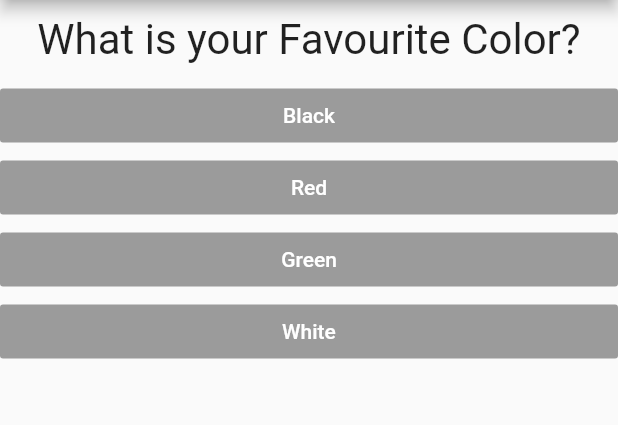
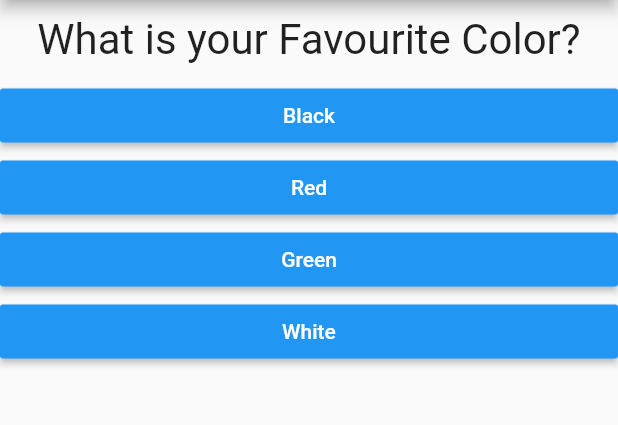
Before and after one commit to HarshitPro1608/Quiz_App, a Flutter app: the screen it shows after launch, on a phone screen of 412 x 824 dp, the part 84-509 px from its top. Run offline on Flutter 3.47's test engine with Material 2 defaults, Android fonts, the phone set to English and light mode, and no system bars.

Commit message:
Errors Sorted

```diff
--- a/lib/answer.dart
+++ b/lib/answer.dart
@@ -3,18 +3,17 @@ import 'package:flutter/material.dart';
 class Answer extends StatelessWidget {
   final Function selectHandler;
   final String answerText;
-Answer(this.selectHandler, this.answerText);
+  Answer(this.selectHandler, this.answerText);
 
   @override
   Widget build(BuildContext context) {
     return Container(
       width: double.infinity,
       child: RaisedButton(
-        color: Colors.blue,
-        textColor: Colors.white,
-        child: Text(answerText),
-        onPressed: selectHandler(),
-    ),
+          color: Colors.blue,
+          textColor: Colors.white,
+          child: Text(answerText),
+          onPressed: () => selectHandler()),
     );
   }
 }
--- a/lib/main.dart
+++ b/lib/main.dart
@@ -1,4 +1,3 @@
-
 import 'package:flutter/material.dart';
 import 'package:new_folder/result.dart';
 
@@ -15,71 +14,107 @@ class MyApp extends StatefulWidget {
 }
 
 class _MyAppState extends State<MyApp> {
-  final _questions = const[
+  final _questions = const [
     {
-  'questionText' : 'What is your Favourite Color?',
-  'answers' : [{'text':'Black','score':10},
-  {'text':'Red','score':5},
-    {'text':'Green','score':3},
-    {'text':'White','score':1},
+      'questionText': 'What is your Favourite Color?',
+      'answers': [
+        {'text': 'Black', 'score': 10},
+        {'text': 'Red', 'score': 5},
+        {'text': 'Green', 'score': 3},
+        {'text': 'White', 'score': 1},
       ],
     },
-{'questionText': 'What is your favourite animal?',
-'answers': [{'text':'Tiger','score':10},
-  {'text':'Lion','score':5},
-  {'text':'Leopard','score':3},
-  {'text':'Zebra','score':1},
+    {
+      'questionText': 'What is your favourite animal?',
+      'answers': [
+        {'text': 'Tiger', 'score': 10},
+        {'text': 'Lion', 'score': 5},
+        {'text': 'Leopard', 'score': 3},
+        {'text': 'Zebra', 'score': 1},
       ],
     },
-{'questionText': 'What is your favourite city?',
-'answers': [{'text':'Bhopal','score':1},
-{'text':'Delhi','score':1},
-{'text':'Mumbai','score':1},
-{'text':'Kolkata','score':1},
+    {
+      'questionText': 'What is your favourite city?',
+      'answers': [
+        {'text': 'Bhopal', 'score': 1},
+        {'text': 'Delhi', 'score': 1},
+        {'text': 'Mumbai', 'score': 1},
+        {'text': 'Kolkata', 'score': 1},
       ],
     },
   ];
   var _questionIndex = 0;
-  var _totalScore=0;
+  var _totalScore = 0;
 
-  void _resetQuiz(){
-    if (_questionIndex!=0 && _totalScore!=0) {
+  void _resetQuiz() {
     setState(() {
-       _questionIndex=0;
-        _totalScore=0;
+      _questionIndex = 0;
+      _totalScore = 0;
     });
-    }
   }
 
   void _answerQuestion(int score) {
-    _totalScore= _totalScore+score;
-   if (_questionIndex!=0){
-   setState(() {
+    _totalScore = _totalScore + score;
+    setState(
+      () {
         _questionIndex = _questionIndex + 1;
-   },);
-   }
+      },
+    );
     print(_questionIndex);
-    if (_questionIndex< _questions.length){
+    if (_questionIndex < _questions.length) {
       print('We have more questions!');
-    }
-    else{
+    } else {
       print('No more questions :)');
     }
   }
 
+  String get resultPhrase {
+    var resultText = 'You did it!';
+    if (_totalScore <= 8) {
+      resultText = 'You are awesome!';
+    } else if (_totalScore <= 12) {
+      resultText = 'You are likeable!';
+    } else if (_totalScore <= 16) {
+      resultText = 'You are strange!';
+    } else {
+      resultText = 'You are so bad!';
+    }
+    return resultText;
+  }
+
   @override
   Widget build(BuildContext context) {
-
     return MaterialApp(
+      debugShowCheckedModeBanner: false,
       home: Scaffold(
           appBar: AppBar(
             title: Text('My First App'),
           ),
-        body:_questionIndex< _questions.length ?Quiz(answerQuestion: _answerQuestion,
-            questionIndex:_questionIndex,
-            questions:  _questions)
-            :Result(_totalScore,_resetQuiz),
+          body: _questionIndex < _questions.length
+              ? Quiz(
+                  answerQuestion: _answerQuestion,
+                  questionIndex: _questionIndex,
+                  questions: _questions)
+              : Center(
+                  child: Column(
+                    children: [
+                      Text(
+                        resultPhrase,
+                        style: TextStyle(
+                            fontSize: 36, fontWeight: FontWeight.bold),
+                        textAlign: TextAlign.center,
                       ),
+                      ElevatedButton(
+                        onPressed: () => _resetQuiz(),
+                        child: Text('Restart Quiz!'),
+                        style: ButtonStyle(
+                          backgroundColor:
+                              MaterialStateProperty.all(Colors.blue),
+                        ),
+                      )
+                    ],
+                  ),
+                )),
     );
   }
 }
--- a/lib/question.dart
+++ b/lib/question.dart
@@ -9,9 +9,11 @@ class Question extends StatelessWidget {
     return Container(
       width: double.infinity,
       margin: EdgeInsets.all(10.0),
-      child: Text(questionText,
+      child: Text(
+        questionText,
         style: TextStyle(fontSize: 28),
-        textAlign: TextAlign.center,),
+        textAlign: TextAlign.center,
+      ),
     );
   }
 }
```
Also changed, not shown: lib/quiz.dart (+8 -6 lines), lib/result.dart (+22 -17 lines). Lines whose indentation alone changed are shown as unchanged.
